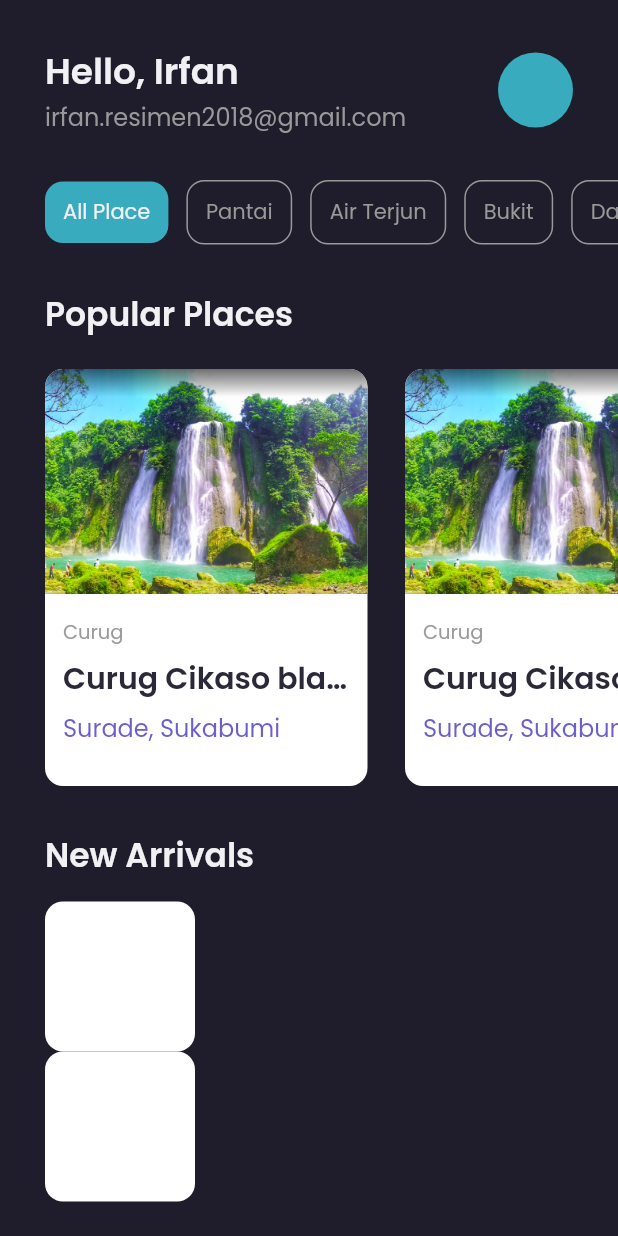
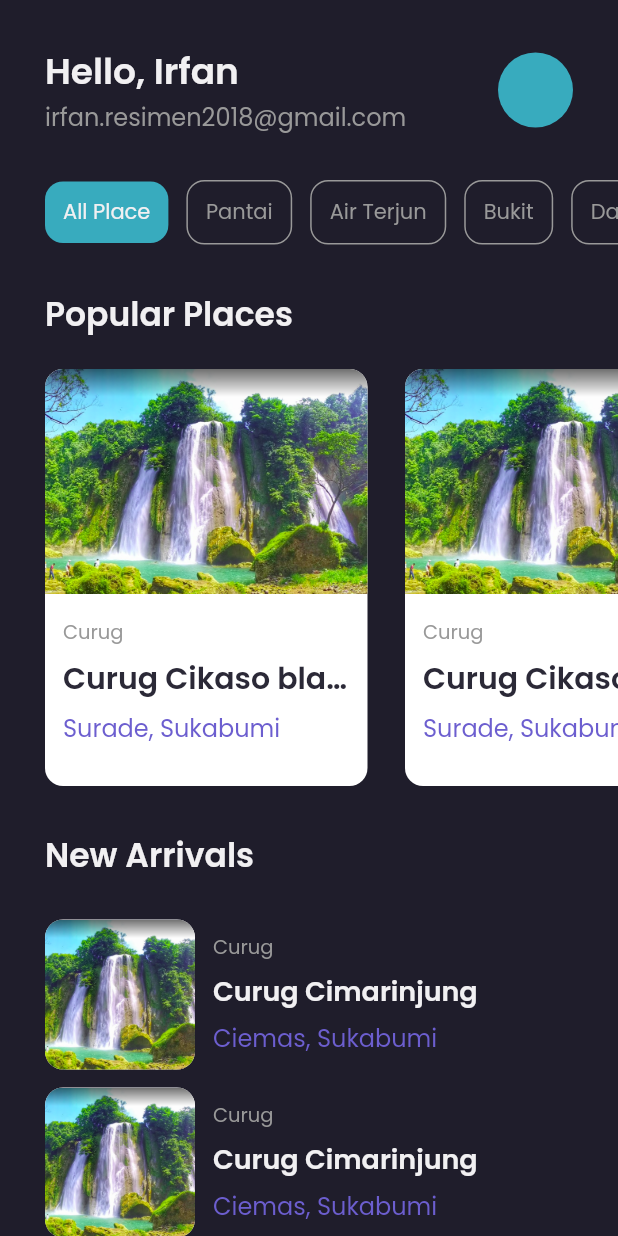
Before and after one commit to irfanrev/sukahealing, a Flutter app: the HomePage screen opened directly, on a phone screen of 412 x 824 dp. Run offline on Flutter 3.47's test engine with Material 2 defaults, Android fonts, the light colour scheme and no system bars; our stand-ins replace get, google_fonts.

Commit message:
Home new arrivals

```diff
--- a/lib/widgets/arrivals_card.dart
+++ b/lib/widgets/arrivals_card.dart
@@ -1,4 +1,6 @@
 import 'package:flutter/material.dart';
+import 'package:google_fonts/google_fonts.dart';
+import 'package:suka_healing/theme.dart';
 
 class ArrivalCard extends StatelessWidget {
   const ArrivalCard({Key? key}) : super(key: key);
@@ -6,7 +8,9 @@ class ArrivalCard extends StatelessWidget {
   @override
   Widget build(BuildContext context) {
     return Container(
+      margin: EdgeInsets.only(top: 12),
       child: Row(
+        crossAxisAlignment: CrossAxisAlignment.center,
         children: [
           Container(
             height: 100,
@@ -14,8 +18,50 @@ class ArrivalCard extends StatelessWidget {
             decoration: BoxDecoration(
               borderRadius: BorderRadius.circular(12),
               color: Colors.white,
+              image: const DecorationImage(
+                image: AssetImage('assets/img/curug.png'),
+                fit: BoxFit.cover,
+              ),
             ),
           ),
+          const SizedBox(
+            width: 12,
+          ),
+          Expanded(
+            child: Column(
+              crossAxisAlignment: CrossAxisAlignment.start,
+              children: [
+                Text(
+                  'Curug',
+                  style: GoogleFonts.poppins(
+                    color: secondaryText,
+                    fontSize: 13,
+                  ),
+                ),
+                const SizedBox(
+                  height: 6,
+                ),
+                Text(
+                  'Curug Cimarinjung',
+                  style: GoogleFonts.poppins(
+                    fontSize: 18,
+                    fontWeight: FontWeight.w600,
+                    color: primaryText,
+                  ),
+                ),
+                const SizedBox(
+                  height: 6,
+                ),
+                Text(
+                  'Ciemas, Sukabumi',
+                  style: GoogleFonts.poppins(
+                    color: secondaryColor,
+                    fontSize: 16,
+                  ),
+                ),
+              ],
+            ),
+          )
         ],
       ),
     );
```
